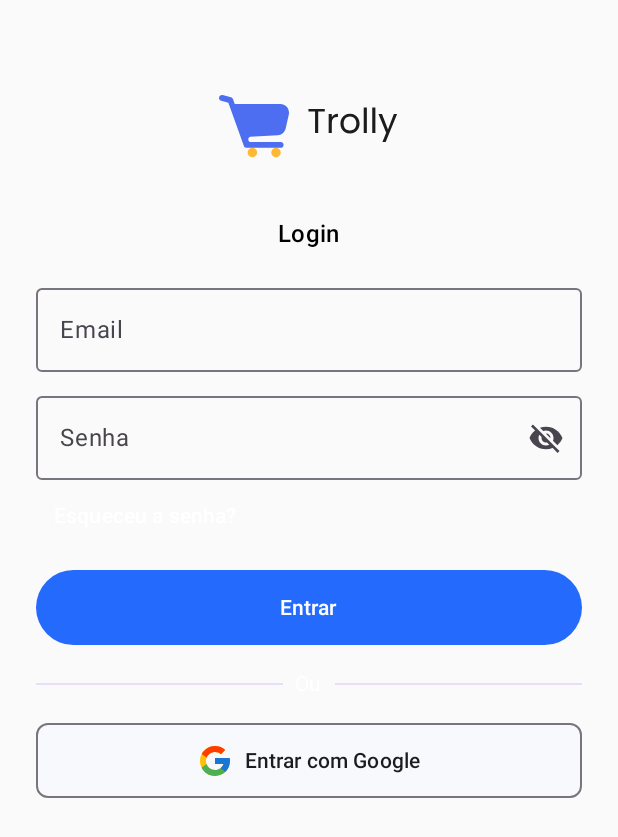
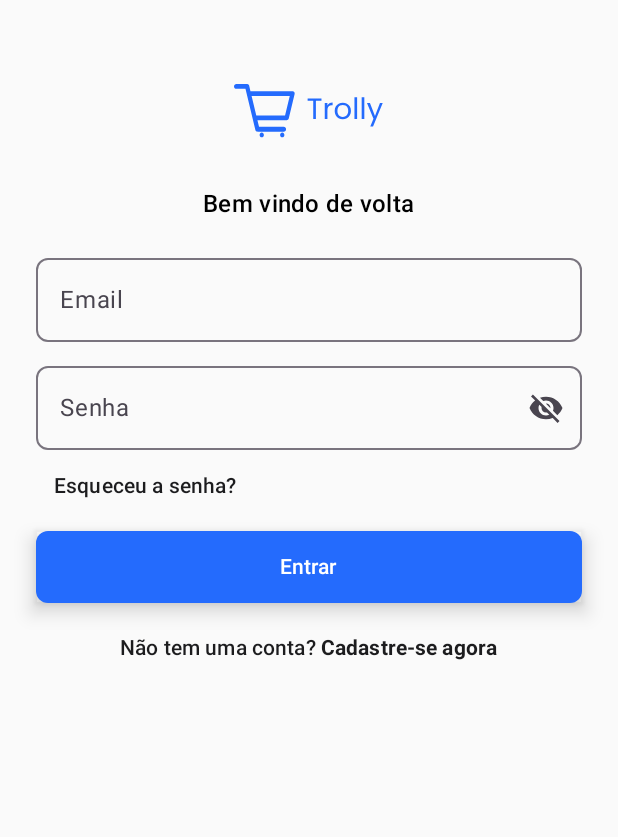
Before and after one commit to andersonlourenc/trolly, an Android app built with Jetpack Compose: the screen it shows after launch (MainActivity), after a tap on "Entrar com o E-mail", on a phone screen of 412 x 824 dp. Shown: the top 837 px of the screen. Run offline under Robolectric (Android 15) with nearby library versions, the phone set to English and light mode, and no system bars.

Commit message:
update login

```diff
--- a/app/src/main/java/com/lourenc/trolly/ui/screens/LoginScreen.kt
+++ b/app/src/main/java/com/lourenc/trolly/ui/screens/LoginScreen.kt
@@ -33,13 +33,22 @@ import androidx.activity.compose.rememberLauncherForActivityResult
 import androidx.activity.result.contract.ActivityResultContracts
 import androidx.compose.foundation.BorderStroke
 import androidx.compose.foundation.layout.Row
+import androidx.compose.foundation.shape.RoundedCornerShape
+import androidx.compose.foundation.text.ClickableText
+import androidx.compose.material.icons.filled.ArrowBack
+import androidx.compose.material.icons.filled.Email
 import androidx.compose.material.icons.filled.Visibility
 import androidx.compose.material.icons.filled.VisibilityOff
 import androidx.compose.material3.ButtonDefaults
 import androidx.compose.material3.Divider
 import androidx.compose.material3.IconButton
+import androidx.compose.ui.draw.shadow
 import androidx.compose.ui.graphics.Color
+import androidx.compose.ui.text.SpanStyle
+import androidx.compose.ui.text.buildAnnotatedString
+import androidx.compose.ui.text.font.FontWeight
 import androidx.compose.ui.text.input.VisualTransformation
+import androidx.compose.ui.text.withStyle
 import com.google.android.gms.auth.api.signin.GoogleSignIn
 import com.google.android.gms.auth.api.signin.GoogleSignInOptions
 import com.lourenc.trolly.auth.firebaseAuthWithGoogle
@@ -53,28 +62,6 @@ fun LoginScreen(navController: NavController, context: Context) {
     val passwordState = remember { mutableStateOf("") }
     val passwordVisible = remember { mutableStateOf(false) }
 
-    val googleSignInClient = remember {
-        val gso = GoogleSignInOptions.Builder(GoogleSignInOptions.DEFAULT_SIGN_IN)
-            .requestIdToken("741353373161-9bh6d8me3nq3knrmo1couq94ui2ioeid.apps.googleusercontent.com")
-            .requestEmail()
-            .build()
-        GoogleSignIn.getClient(context, gso)
-    }
-    val launcher = rememberLauncherForActivityResult(
-        contract = ActivityResultContracts.StartActivityForResult()
-    ) { result ->
-        val task = GoogleSignIn.getSignedInAccountFromIntent(result.data)
-        try {
-            val account = task.result
-            val idToken = account.idToken
-            if (idToken != null) {
-                firebaseAuthWithGoogle(idToken, context, navController)
-            }
-        } catch (e: Exception) {
-            e.printStackTrace()
-        }
-    }
-
 
     Column(
         modifier = Modifier
@@ -85,17 +72,14 @@ fun LoginScreen(navController: NavController, context: Context) {
     ) {
 
 
-        // Logo
             Image(
-            painter = painterResource(id = R.drawable.logo_color_textblack), // substitua por seu logo real
+                painter = painterResource(id = R.drawable.logo2),
                 contentDescription = "Logo",
-            modifier = Modifier.size(120.dp)
+                modifier = Modifier.size(100.dp)
             )
 
 
-
-
-        Text("Login", style = MaterialTheme.typography.titleMedium)
+        Text("Bem vindo de volta", style = MaterialTheme.typography.titleMedium)
 
         Spacer(modifier = Modifier.height(16.dp))
 
@@ -106,7 +90,8 @@ fun LoginScreen(navController: NavController, context: Context) {
             onValueChange = { emailState.value = it },
             label = { Text("Email") },
             singleLine = true,
-            modifier = Modifier.fillMaxWidth()
+            modifier = Modifier.fillMaxWidth(),
+            shape = MaterialTheme.shapes.medium
 
         )
 
@@ -114,6 +99,7 @@ fun LoginScreen(navController: NavController, context: Context) {
 
         // Senha
         OutlinedTextField(
+
             value = passwordState.value,
             onValueChange = { passwordState.value = it },
             label = { Text("Senha") },
@@ -128,7 +114,9 @@ fun LoginScreen(navController: NavController, context: Context) {
                 IconButton(onClick = { passwordVisible.value = !passwordVisible.value }) {
                     Icon(imageVector = image, contentDescription = null)
                 }
-            }
+            },
+            shape = MaterialTheme.shapes.medium
+
         )
 
         // Esqueceu senha
@@ -136,86 +124,52 @@ fun LoginScreen(navController: NavController, context: Context) {
             modifier = Modifier.align(Alignment.Start),
             colors = ButtonDefaults.buttonColors(
                 containerColor = Color.Transparent,
-                contentColor = MaterialTheme.colorScheme.onPrimary
+                contentColor = MaterialTheme.colorScheme.onBackground
             )) {
             Text("Esqueceu a senha?")
 
         }
 
-        Spacer(modifier = Modifier.height(12.dp))
+        Spacer(modifier = Modifier.height(6.dp))
 
         // Botão Entrar
         Button(
             onClick = {
                 loginWithEmail(emailState.value, passwordState.value, context, navController)
             },
+            shape = MaterialTheme.shapes.medium,
             modifier = Modifier.fillMaxWidth()
-                .height(50.dp),
+                .height(48.dp)
+                .shadow(elevation = 8.dp),
                     colors = ButtonDefaults.buttonColors(
                 containerColor = MaterialTheme.colorScheme.primary,
-                contentColor = MaterialTheme.colorScheme.surface
+                contentColor = MaterialTheme.colorScheme.onPrimary
             )
         ) {
             Text("Entrar")
         }
 
+        Spacer(modifier = Modifier.height(6.dp))
 
-
-        DividerWithText()
-
-
-        // Botão Google
-        Button(
-            onClick = {
-                val signInIntent = googleSignInClient.signInIntent
-                launcher.launch(signInIntent)
-            },
-
-            modifier = Modifier.fillMaxWidth()
-                .height(50.dp),
-            shape = MaterialTheme.shapes.medium,
-            colors = ButtonDefaults.buttonColors(
-                containerColor = MaterialTheme.colorScheme.background,
+        TextButton(
+            onClick = { navController.navigate("register") },
+            modifier = Modifier.align(Alignment.CenterHorizontally),
+            colors = ButtonDefaults.textButtonColors(
+                containerColor = Color.Transparent,
                 contentColor = MaterialTheme.colorScheme.onBackground
-        ),
-            border = BorderStroke(1.dp, MaterialTheme.colorScheme.outline)
-        )  {
-                Image(
-                    painter = painterResource(id = R.drawable.google),
-                    contentDescription = "Google logo",
-                    modifier = Modifier
-                        .size(24.dp)
             )
-                Spacer(Modifier.width(8.dp))
-                Text("Entrar com Google")
+        ) {
+            Text(
+                buildAnnotatedString {
+                    append("Não tem uma conta? ")
+                    withStyle(style = SpanStyle(fontWeight = FontWeight.Bold)) {
+                        append("Cadastre-se agora")
                     }
-
                 }
-
+            )
         }
 
 
-@Composable
-fun DividerWithText(text: String = "Ou") {
-    Row(
-        verticalAlignment = Alignment.CenterVertically,
-        modifier = Modifier
-            .fillMaxWidth()
-            .padding(vertical = 16.dp)
-    ) {
-        Divider(
-            modifier = Modifier.weight(1f),
-            color = MaterialTheme.colorScheme.secondaryContainer
-        )
-        Text(
-            text = text,
-            modifier = Modifier.padding(horizontal = 8.dp),
-            style = MaterialTheme.typography.bodyMedium,
-            color = MaterialTheme.colorScheme.onPrimary
-        )
-        Divider(
-            modifier = Modifier.weight(1f),
-            color = MaterialTheme.colorScheme.secondaryContainer
-        )
+
     }
 }
--- /dev/null
+++ b/app/src/main/res/drawable/logo2.xml
@@ -0,0 +1,12 @@
+<vector xmlns:android="http://schemas.android.com/apk/res/android"
+    android:width="133dp"
+    android:height="48dp"
+    android:viewportWidth="133"
+    android:viewportHeight="48">
+  <path
+      android:pathData="M24.61,43.07C25.65,43.07 26.5,44.02 26.5,45.18C26.5,46.35 25.65,47.3 24.61,47.3C23.56,47.3 22.72,46.35 22.71,45.18C22.71,44.02 23.56,43.07 24.61,43.07ZM42.78,43.07C43.83,43.07 44.67,44.02 44.67,45.18C44.67,46.35 43.83,47.3 42.78,47.3C41.74,47.3 40.89,46.35 40.89,45.18C40.89,44.02 41.74,43.07 42.78,43.07ZM11.51,0C11.63,0.01 11.73,0.02 11.84,0.04C12.58,0.11 13.23,0.64 13.42,1.42L14.59,6.33H51.65C51.81,6.33 51.97,6.35 52.12,6.38C52.21,6.39 52.29,6.41 52.38,6.44C53.39,6.74 54.01,7.81 53.76,8.84L48.54,30.55C48.38,31.23 47.88,31.72 47.26,31.88C46.98,32.01 46.67,32.09 46.35,32.09H20.78L22.2,38H44.08C45.24,38 46.19,38.95 46.19,40.12C46.19,41.28 45.24,42.23 44.08,42.23H20.82V42.23L20.82,42.23C20.8,42.23 20.77,42.23 20.75,42.22C19.92,42.24 19.17,41.7 18.96,40.84L10.17,4.22H2.11C0.95,4.22 0,3.28 0,2.11C0,0.95 0.95,0 2.11,0H11.36L11.51,0ZM19.77,27.87H45.27L49.43,10.55H15.61L19.77,27.87Z"
+      android:fillColor="#246BFD"/>
+  <path
+      android:pathData="M77.56,12.88V14.8H72.62V31H70.25V14.8H65.28V12.88H77.56ZM82.84,19.07C83.25,18.25 83.84,17.62 84.6,17.17C85.38,16.72 86.33,16.49 87.44,16.49V18.94H86.81C84.16,18.94 82.84,20.37 82.84,23.25V31H80.47V16.75H82.84V19.07ZM96.38,31.23C95.05,31.23 93.83,30.93 92.74,30.32C91.67,29.72 90.82,28.86 90.19,27.75C89.59,26.62 89.28,25.32 89.28,23.85C89.28,22.39 89.6,21.11 90.22,20C90.86,18.88 91.73,18.02 92.82,17.43C93.91,16.82 95.13,16.52 96.49,16.52C97.84,16.52 99.06,16.82 100.15,17.43C101.24,18.02 102.1,18.87 102.73,19.98C103.37,21.09 103.69,22.38 103.69,23.85C103.69,25.32 103.36,26.62 102.7,27.75C102.06,28.86 101.18,29.72 100.07,30.32C98.96,30.93 97.73,31.23 96.38,31.23ZM96.38,29.15C97.23,29.15 98.03,28.95 98.77,28.56C99.52,28.16 100.12,27.56 100.57,26.76C101.04,25.96 101.27,24.99 101.27,23.85C101.27,22.71 101.04,21.74 100.59,20.94C100.14,20.14 99.55,19.55 98.83,19.17C98.1,18.77 97.31,18.57 96.46,18.57C95.59,18.57 94.8,18.77 94.07,19.17C93.36,19.55 92.79,20.14 92.35,20.94C91.92,21.74 91.7,22.71 91.7,23.85C91.7,25.01 91.91,25.99 92.33,26.79C92.76,27.59 93.33,28.18 94.04,28.58C94.75,28.96 95.53,29.15 96.38,29.15ZM109.17,11.76V31H106.8V11.76H109.17ZM115.56,11.76V31H113.2V11.76H115.56ZM131.87,16.75L123.29,37.71H120.84L123.65,30.84L117.91,16.75H120.53L125,28.3L129.42,16.75H131.87Z"
+      android:fillColor="#246BFD"/>
+</vector>
```
Lines whose indentation alone changed are shown as unchanged.
